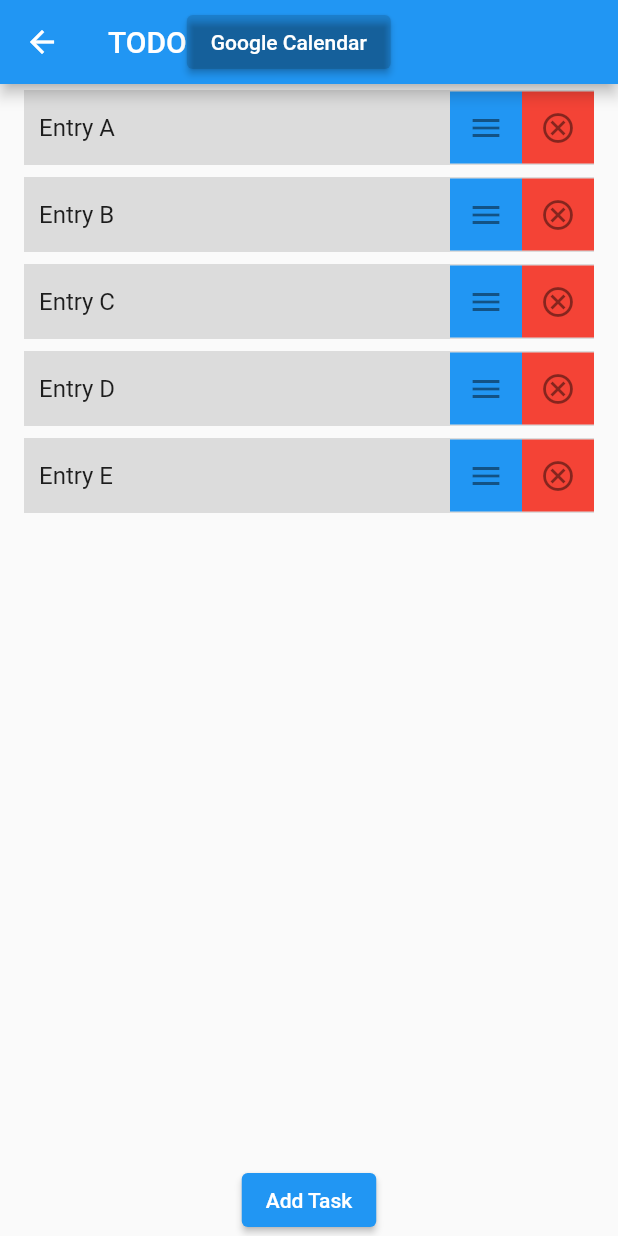
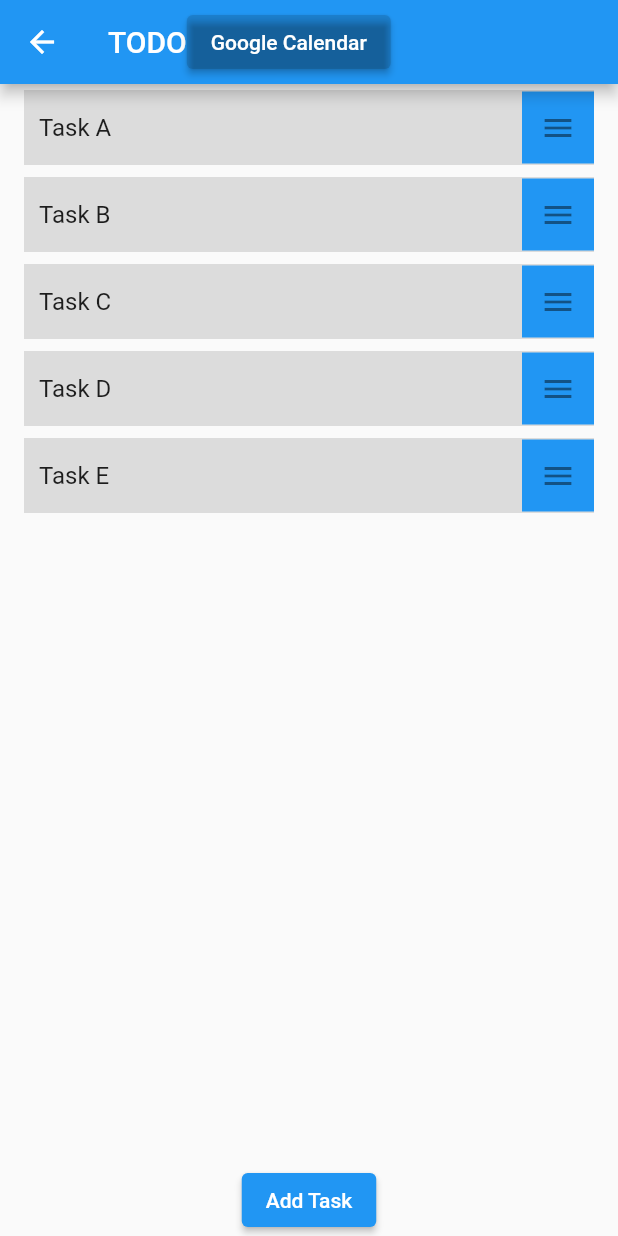
Before and after one commit to AndrewHC36/integrated-planner, a Flutter app: the Checklist screen opened directly, on a phone screen of 412 x 824 dp. Run offline on Flutter 3.47's test engine with Material 2 defaults, Android fonts, the phone set to English and light mode, and no system bars; our stand-ins replace datetime_picker_formfield; missing offline and left inert: duration_picker, smart_select.

Commit message:
Ability to remove task items and added form validations

```diff
--- a/lib/checklist.dart
+++ b/lib/checklist.dart
@@ -1,5 +1,6 @@
 import 'package:flutter/cupertino.dart';
 import 'package:flutter/material.dart';
+import 'package:integrated_planner/task_item.dart';
 
 import 'modify_task.dart';
 
@@ -11,8 +12,15 @@ class Checklist extends StatefulWidget {
 }
 
 class _ChecklistState extends State<Checklist> {
-  final List<int> taskID = <int>[0, 1, 2, 4, 6];
-  final List<String> taskNames = <String>['A', 'B', 'C', 'D', 'E'];
+  // final List<int> taskID = <int>[0, 1, 2, 4, 6];
+  // final List<String> taskNames = <String>['Entry A', 'Entry B', 'Entry C', 'Entry D', 'Entry E'];
+  final List<TaskItem> tasks = <TaskItem>[
+    TaskItem(0, "Task A", "", EndMethod.duration, "", Duration()),
+    TaskItem(3, "Task B", "", EndMethod.endTime, "??", null),
+    TaskItem(5, "Task C", "", EndMethod.duration, "", Duration()),
+    TaskItem(6, "Task D", "", EndMethod.endTime, "??", null),
+    TaskItem(10, "Task E", "", EndMethod.duration, "", Duration()),
+  ];
 
   @override
   Widget build(BuildContext context) {
@@ -38,10 +46,26 @@ class _ChecklistState extends State<Checklist> {
           Expanded(
             child: ReorderableListView.builder(
               // padding: EdgeInsets.all(10),
-              itemCount: taskNames.length,
+              itemCount: tasks.length,
               itemBuilder: (BuildContext context, int index) {
-                return ListTile(
-                  key: ValueKey(taskID[index]),
+                return Dismissible(
+                  key: ValueKey(tasks[index].id),
+                  direction: DismissDirection.endToStart,
+                  onDismissed: (DismissDirection direction) {
+                    setState(() {
+                      tasks.removeAt(index);
+                    });
+                  },
+                  background: Container(
+                    color: Colors.red,
+                    alignment: Alignment.centerRight,
+                    child: Container(
+                      child: const Icon(Icons.cancel_outlined),
+                      padding: EdgeInsets.all(10.0),
+                    ),
+                  ),
+                  child: ListTile(
+                    key: ValueKey(tasks[index].id),
                     // tileColor: Colors.black12,
                     title: Container(
                       height: 50,
@@ -50,32 +74,30 @@ class _ChecklistState extends State<Checklist> {
                         children: [
                           Expanded(
                             child: Container(
-                            child: Text('Entry ${taskNames[index]}'),
-                            padding: EdgeInsets.symmetric(horizontal: 10.0),
+                              child: Text(tasks[index].name),
+                              padding: const EdgeInsets.symmetric(horizontal: 10.0),
                             ),
                           ),
                           Container(
                             child: IconButton(
-                              icon: Icon(Icons.menu),
+                                icon: const Icon(Icons.menu),
                                 onPressed: () {
                                   Navigator.push(
                                       context,
-                                    MaterialPageRoute(builder: (BuildContext context) => ModifyTask())
+                                      MaterialPageRoute(
+                                        builder: (BuildContext context) => ModifyTask(
+                                          initTaskName: tasks[index].name,
+                                        ),
+                                      )
                                   );
                                 }
                             ),
                             color: Colors.blue,
                           ),
-                        Container(
-                          child: IconButton(
-                            icon: Icon(Icons.cancel_outlined),
-                            onPressed: () {  },
-                          ),
-                          color: Colors.red,
-                        ),
                         ],
                       ),
                       // margin: const EdgeInsets.symmetric(vertical: 1.0),
+                    ),
                   ),
                 );
               },
@@ -84,10 +106,8 @@ class _ChecklistState extends State<Checklist> {
                   if (newIndex > oldIndex) {
                     newIndex -= 1;
                   }
-                  final int elTid = taskID.removeAt(oldIndex);
-                  final String elTnm = taskNames.removeAt(oldIndex);
-                  taskID.insert(newIndex, elTid);
-                  taskNames.insert(newIndex, elTnm);
+                  TaskItem taskItem = tasks.removeAt(oldIndex);
+                  tasks.insert(newIndex, taskItem);
                 });
               },
             ),
--- /dev/null
+++ b/lib/task_item.dart
@@ -0,0 +1,15 @@
+class TaskItem {
+  final int id;
+  final String name;
+  final String startTime;
+  final EndMethod endMethod;  // false: endTime, true: duration
+  final String? endTime;
+  final Duration? duration;
+
+  TaskItem(this.id, this.name, this.startTime, this.endMethod, this.endTime, this.duration);
+}
+
+enum EndMethod {
+  endTime,
+  duration,
+}
```
Also changed, not shown: lib/modify_task.dart (+73 -23 lines). Lines whose indentation alone changed are shown as unchanged.
